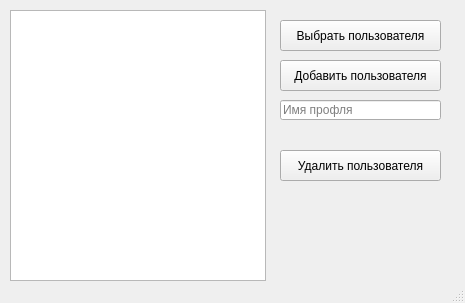
First picture: the form in windows/profile_manager_window.ui, repository ivanzuev78/Glass_transition_math, before the edit.
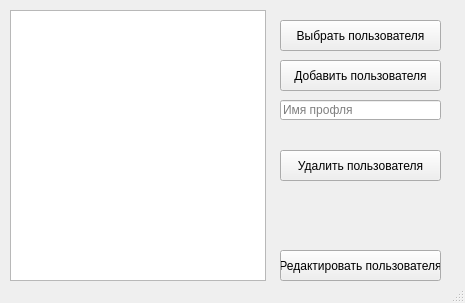
Second picture: the form after the edit.

What changed in the file:
```diff
--- a/windows/profile_manager_window.ui
+++ b/windows/profile_manager_window.ui
@@ -79,6 +79,19 @@
      <string>Выбрать пользователя</string>
     </property>
    </widget>
+   <widget class="QPushButton" name="edit_profile_but">
+    <property name="geometry">
+     <rect>
+      <x>280</x>
+      <y>250</y>
+      <width>161</width>
+      <height>31</height>
+     </rect>
+    </property>
+    <property name="text">
+     <string>Редактировать пользователя</string>
+    </property>
+   </widget>
   </widget>
   <widget class="QStatusBar" name="statusbar"/>
  </widget>
```
